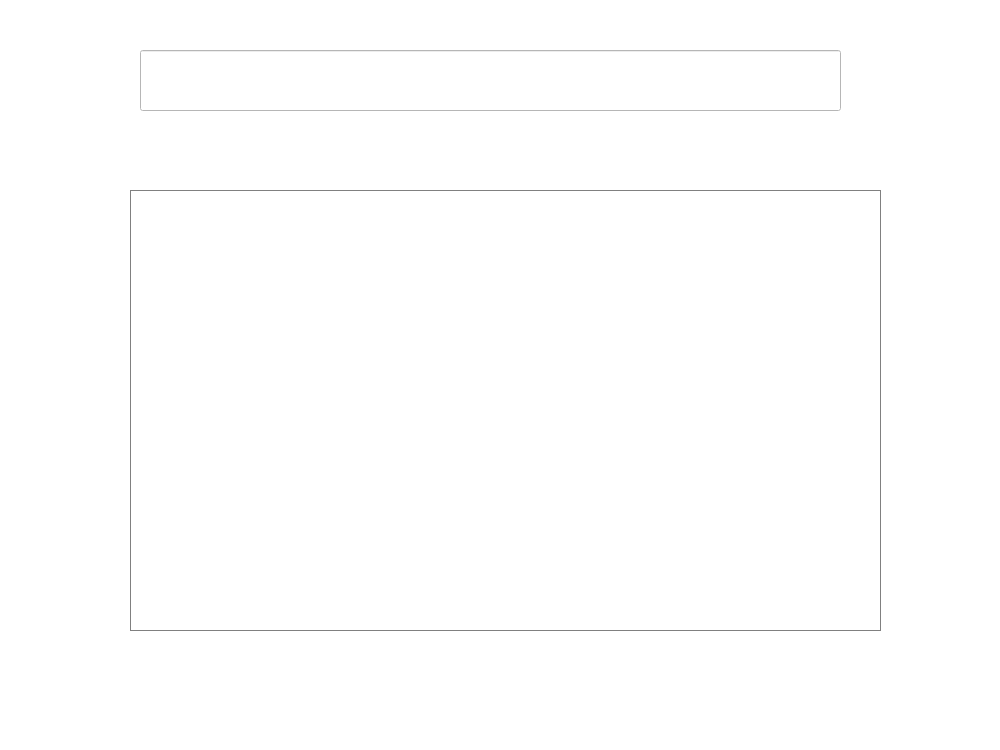
This is librarymanage/timkiemmasach.ui in DTTaze/Qt-Library-Management as Qt 5 draws it before an edit. The edited form follows.
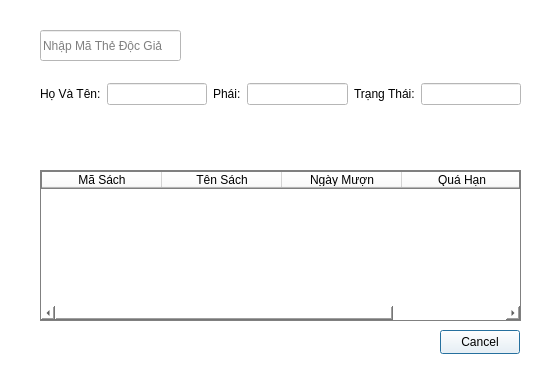
This is the edited form.

Patch:
```diff
--- a/librarymanage/timkiemmasach.ui
+++ b/librarymanage/timkiemmasach.ui
@@ -6,8 +6,8 @@
    <rect>
     <x>0</x>
     <y>0</y>
-    <width>1000</width>
-    <height>750</height>
+    <width>560</width>
+    <height>376</height>
    </rect>
   </property>
   <property name="windowTitle">
@@ -18,8 +18,8 @@
     <rect>
      <x>0</x>
      <y>0</y>
-     <width>1001</width>
-     <height>751</height>
+     <width>561</width>
+     <height>381</height>
     </rect>
    </property>
    <property name="styleSheet">
@@ -28,10 +28,10 @@
    <widget class="QLineEdit" name="lineEdit">
     <property name="geometry">
      <rect>
-      <x>140</x>
-      <y>50</y>
-      <width>701</width>
-      <height>61</height>
+      <x>40</x>
+      <y>30</y>
+      <width>141</width>
+      <height>31</height>
      </rect>
     </property>
     <property name="styleSheet">
@@ -42,20 +42,113 @@
     <property name="text">
      <string/>
     </property>
+    <property name="placeholderText">
+     <string>Nhập Mã Thẻ Độc Giả</string>
+    </property>
    </widget>
    <widget class="QTableWidget" name="tableWidget">
     <property name="geometry">
      <rect>
-      <x>130</x>
-      <y>190</y>
-      <width>751</width>
-      <height>441</height>
+      <x>40</x>
+      <y>170</y>
+      <width>481</width>
+      <height>151</height>
      </rect>
     </property>
     <property name="styleSheet">
      <string notr="true">border: 1px solid gray;
 color: black;</string>
     </property>
+    <attribute name="horizontalHeaderDefaultSectionSize">
+     <number>120</number>
+    </attribute>
+    <column>
+     <property name="text">
+      <string>Mã Sách</string>
+     </property>
+    </column>
+    <column>
+     <property name="text">
+      <string>Tên Sách</string>
+     </property>
+    </column>
+    <column>
+     <property name="text">
+      <string>Ngày Mượn</string>
+     </property>
+    </column>
+    <column>
+     <property name="text">
+      <string>Quá Hạn</string>
+     </property>
+    </column>
+   </widget>
+   <widget class="QPushButton" name="pushButton_cancel">
+    <property name="geometry">
+     <rect>
+      <x>440</x>
+      <y>330</y>
+      <width>80</width>
+      <height>24</height>
+     </rect>
+    </property>
+    <property name="text">
+     <string>Cancel</string>
+    </property>
+   </widget>
+   <widget class="QWidget" name="">
+    <property name="geometry">
+     <rect>
+      <x>40</x>
+      <y>80</y>
+      <width>481</width>
+      <height>28</height>
+     </rect>
+    </property>
+    <layout class="QHBoxLayout" name="horizontalLayout_8">
+     <item>
+      <layout class="QHBoxLayout" name="horizontalLayout_5">
+       <item>
+        <widget class="QLabel" name="label_ten_2">
+         <property name="text">
+          <string>Họ Và Tên:</string>
+         </property>
+        </widget>
+       </item>
+       <item>
+        <widget class="QLineEdit" name="lineEdit_ten_2"/>
+       </item>
+      </layout>
+     </item>
+     <item>
+      <layout class="QHBoxLayout" name="horizontalLayout_6">
+       <item>
+        <widget class="QLabel" name="label_phai_2">
+         <property name="text">
+          <string>Phái:</string>
+         </property>
+        </widget>
+       </item>
+       <item>
+        <widget class="QLineEdit" name="lineEdit_phai_2"/>
+       </item>
+      </layout>
+     </item>
+     <item>
+      <layout class="QHBoxLayout" name="horizontalLayout_7">
+       <item>
+        <widget class="QLabel" name="label_trangthai_2">
+         <property name="text">
+          <string>Trạng Thái:</string>
+         </property>
+        </widget>
+       </item>
+       <item>
+        <widget class="QLineEdit" name="lineEdit_trangthai_2"/>
+       </item>
+      </layout>
+     </item>
+    </layout>
    </widget>
   </widget>
  </widget>
```
Left out of the diff: 4 changed lines with no effect on the pictures.
